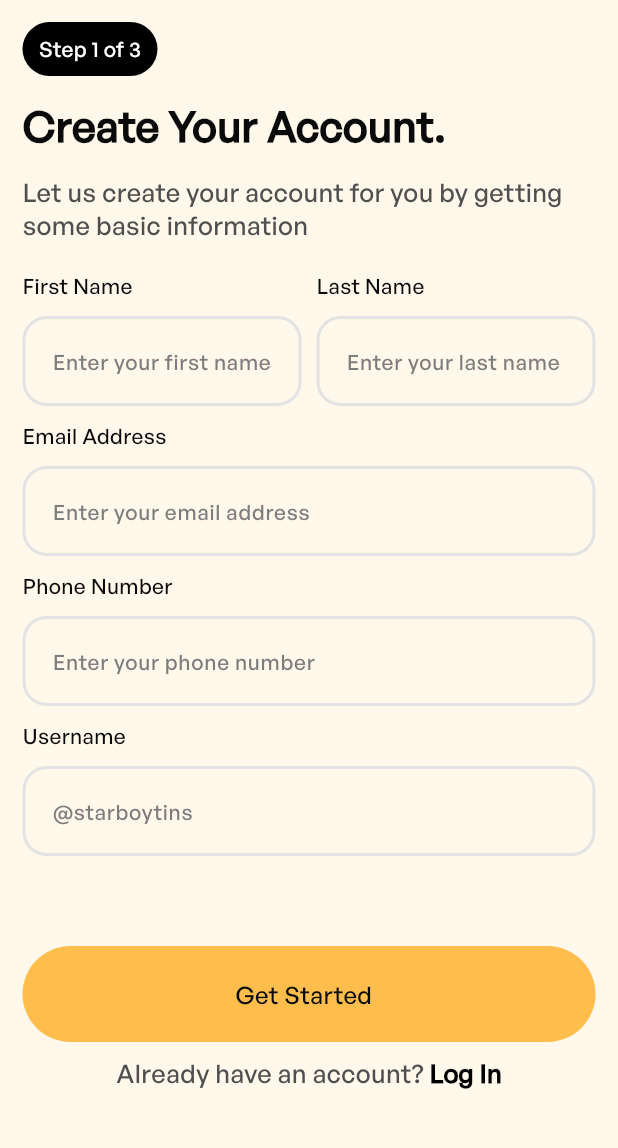
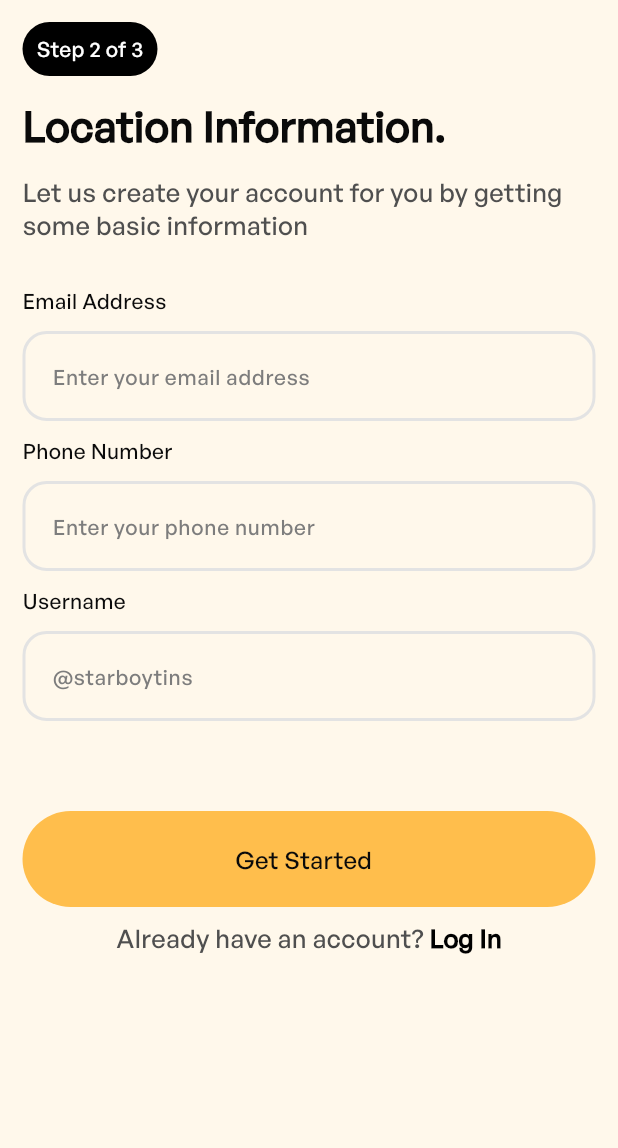
Before and after one commit to blvcksamurai/snad_box, a Flutter app: the screen it shows after launch, on a phone screen of 412 x 824 dp, the part 53-1201 px from its top. Run offline on Flutter 3.47's test engine with Material 3 defaults, Android fonts, the phone set to English and light mode, and no system bars; our stand-ins replace animated_splash_screen, flutter_svg, lottie.

Commit message:
Step 2 base

```diff
--- a/lib/landing/home_screen.dart
+++ b/lib/landing/home_screen.dart
@@ -42,14 +42,14 @@ class _HomeScreenState extends State<HomeScreen> {
                       borderRadius: BorderRadius.circular(32)),
                   child: const Center(
                     child: Text(
-                      'Step 1 of 3',
+                      'Step 2 of 3',
                       style: kSmallBtnText,
                     ),
                   ),
                 ),
                 const SizedBox(
                   width: 382,
-                  child: Text('Create Your Account.', style: kHeaderText),
+                  child: Text('Location Information.', style: kHeaderText),
                 ),
                 const SizedBox(height: 15),
                 const SizedBox(
@@ -64,35 +64,6 @@ class _HomeScreenState extends State<HomeScreen> {
                     child: Column(
                       crossAxisAlignment: CrossAxisAlignment.start,
                       children: [
-                        Row(
-                          children: [
-                            Expanded(
-                              child: Column(
-                                crossAxisAlignment: CrossAxisAlignment.start,
-                                children: [
-                                  Text('First Name', style: kFormLabelText),
-                                  SizedBox(height: 10),
-                                  CustomInputField(
-                                    hintText: 'Enter your first name',
-                                  )
-                                ],
-                              ),
-                            ),
-                            SizedBox(width: 10),
-                            Expanded(
-                              child: Column(
-                                crossAxisAlignment: CrossAxisAlignment.start,
-                                children: [
-                                  Text('Last Name', style: kFormLabelText),
-                                  SizedBox(height: 10),
-                                  CustomInputField(
-                                    hintText: 'Enter your last name',
-                                  )
-                                ],
-                              ),
-                            ),
-                          ],
-                        ),
                         //Email Address
                         SizedBox(height: 10),
                         Text('Email Address', style: kFormLabelText),
```
